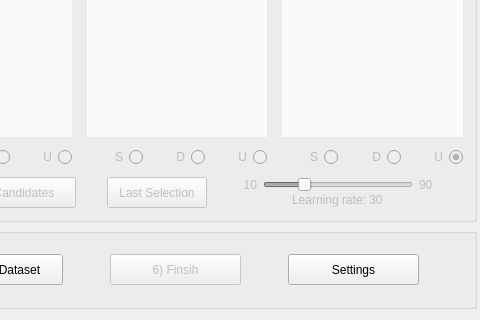
This is src/mainwindow.ui in Clany/FloraIdent as Qt 5 draws it before an edit; both pictures show x 670 to 1150 and y 380 to 700 of the 1150 by 700 pixel window. The edited form follows.
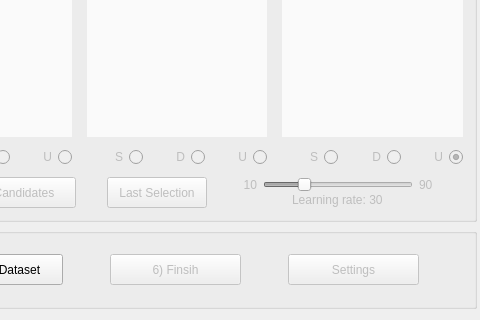
This is the edited form. Icons and pictures are not drawn. Custom widgets are drawn as their Qt base class.

```diff
--- a/src/mainwindow.ui
+++ b/src/mainwindow.ui
@@ -961,7 +961,7 @@
       <item row="0" column="3">
        <widget class="QPushButton" name="settingsButton">
         <property name="enabled">
-         <bool>true</bool>
+         <bool>false</bool>
         </property>
         <property name="minimumSize">
          <size>
```
